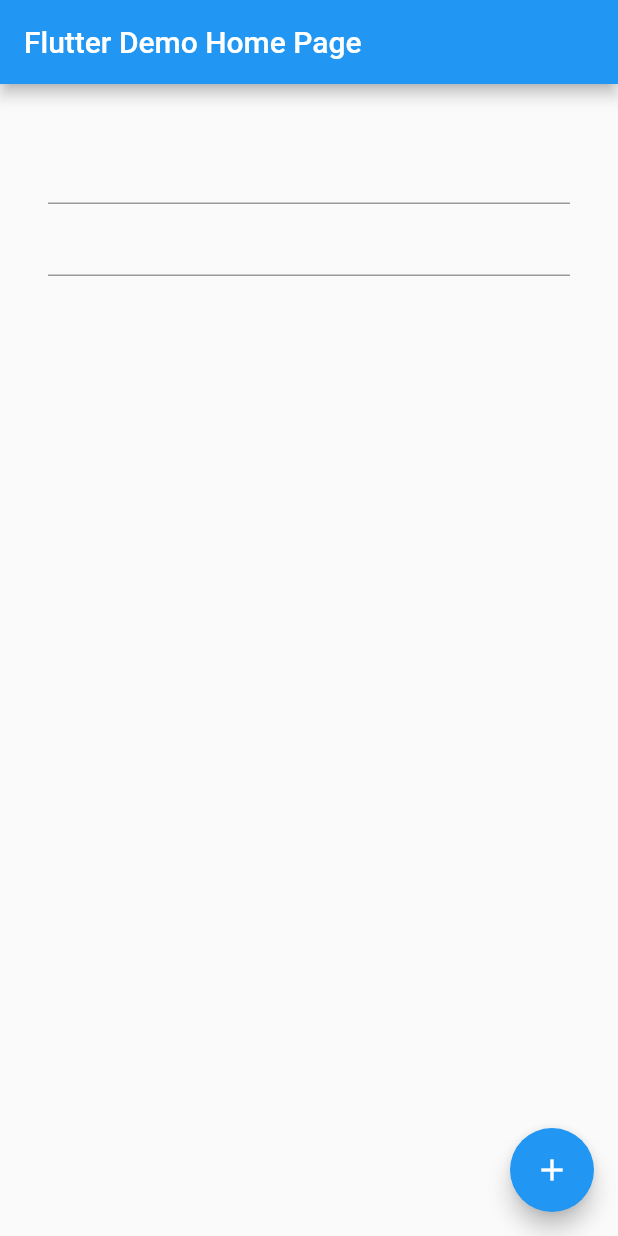
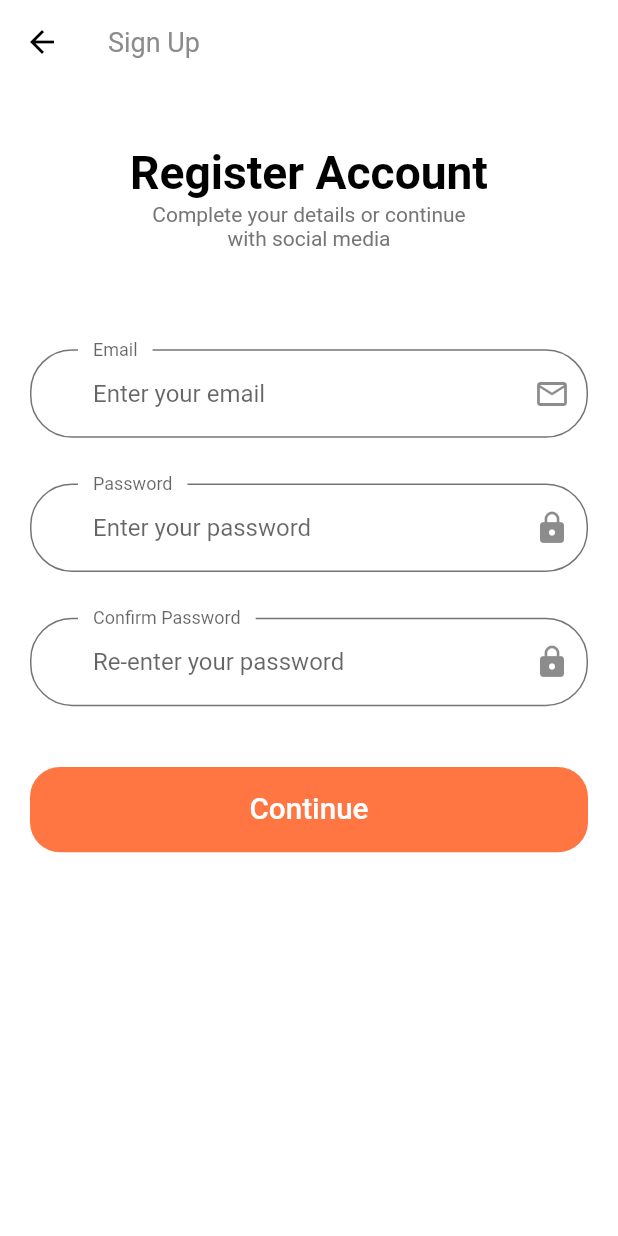
Before and after one commit to EmreCompEng/flutter_http_app, a Flutter app: the screen it shows after launch, on a phone screen of 412 x 824 dp. Run offline on Flutter 3.47's test engine with Material 2 defaults, Android fonts, the phone set to English and light mode, and no system bars; our stand-ins replace flutter_svg; accounts and stored records are empty.

Commit message:
Sign Up Screen Added

```diff
--- /dev/null
+++ b/lib/components/default_button.dart
@@ -0,0 +1,34 @@
+import 'package:flutter/material.dart';
+
+import '../constants.dart';
+import '../size_config.dart';
+
+class DefaultButton extends StatelessWidget {
+  const DefaultButton({
+    Key key,
+    this.text,
+    this.press,
+  }) : super(key: key);
+  final String text;
+  final Function press;
+
+  @override
+  Widget build(BuildContext context) {
+    return SizedBox(
+      width: double.infinity,
+      height: getProportionateScreenHeight(56),
+      child: FlatButton(
+        shape: RoundedRectangleBorder(borderRadius: BorderRadius.circular(20)),
+        color: kPrimaryColor,
+        onPressed: press,
+        child: Text(
+          text,
+          style: TextStyle(
+            fontSize: getProportionateScreenWidth(18),
+            color: Colors.white,
+          ),
+        ),
+      ),
+    );
+  }
+}
--- /dev/null
+++ b/lib/constants.dart
@@ -0,0 +1,50 @@
+import 'package:flutter/material.dart';
+import 'package:flutter_http_app/size_config.dart';
+
+const kPrimaryColor = Color(0xFFFF7643);
+const kPrimaryLightColor = Color(0xFFFFECDF);
+const kPrimaryGradientColor = LinearGradient(
+  begin: Alignment.topLeft,
+  end: Alignment.bottomRight,
+  colors: [Color(0xFFFFA53E), Color(0xFFFF7643)],
+);
+const kSecondaryColor = Color(0xFF979797);
+const kTextColor = Color(0xFF757575);
+
+const kAnimationDuration = Duration(milliseconds: 200);
+
+final headingStyle = TextStyle(
+  fontSize: getProportionateScreenWidth(28),
+  fontWeight: FontWeight.bold,
+  color: Colors.black,
+  height: 1.5,
+);
+
+const defaultDuration = Duration(milliseconds: 250);
+
+// Form Error
+final RegExp emailValidatorRegExp =
+    RegExp(r"^[a-zA-Z0-9.]+@[a-zA-Z0-9]+\.[a-zA-Z]+");
+const String kEmailNullError = "Please Enter your email";
+const String kInvalidEmailError = "Please Enter Valid Email";
+const String kPassNullError = "Please Enter your password";
+const String kShortPassError = "Password is too short";
+const String kMatchPassError = "Passwords don't match";
+const String kNamelNullError = "Please Enter your name";
+const String kPhoneNumberNullError = "Please Enter your phone number";
+const String kAddressNullError = "Please Enter your address";
+
+final otpInputDecoration = InputDecoration(
+  contentPadding:
+      EdgeInsets.symmetric(vertical: getProportionateScreenWidth(15)),
+  border: outlineInputBorder(),
+  focusedBorder: outlineInputBorder(),
+  enabledBorder: outlineInputBorder(),
+);
+
+OutlineInputBorder outlineInputBorder() {
+  return OutlineInputBorder(
+    borderRadius: BorderRadius.circular(getProportionateScreenWidth(15)),
+    borderSide: BorderSide(color: kTextColor),
+  );
+}
--- /dev/null
+++ b/lib/routes.dart
@@ -0,0 +1,6 @@
+import 'package:flutter/material.dart';
+import 'package:flutter_http_app/ui/signup/SignUpScreen.dart';
+
+final Map<String, WidgetBuilder> routes = {
+  SignUpScreen.routeName: (context) => SignUpScreen()
+};
--- /dev/null
+++ b/lib/size_config.dart
@@ -0,0 +1,30 @@
+import 'package:flutter/material.dart';
+
+class SizeConfig {
+  static MediaQueryData _mediaQueryData;
+  static double screenWidth;
+  static double screenHeight;
+  static double defaultSize;
+  static Orientation orientation;
+
+  void init(BuildContext context) {
+    _mediaQueryData = MediaQuery.of(context);
+    screenWidth = _mediaQueryData.size.width;
+    screenHeight = _mediaQueryData.size.height;
+    orientation = _mediaQueryData.orientation;
+  }
+}
+
+// Get the proportionate height as per screen size
+double getProportionateScreenHeight(double inputHeight) {
+  double screenHeight = SizeConfig.screenHeight;
+  // 812 is the layout height that designer use
+  return (inputHeight / 812.0) * screenHeight;
+}
+
+// Get the proportionate height as per screen size
+double getProportionateScreenWidth(double inputWidth) {
+  double screenWidth = SizeConfig.screenWidth;
+  // 375 is the layout width that designer use
+  return (inputWidth / 375.0) * screenWidth;
+}
--- a/lib/main.dart
+++ b/lib/ui/main/main.dart
@@ -1,7 +1,12 @@
 import 'package:flutter/material.dart';
-import 'package:flutter_http_app/model/UserModel.dart';
+import 'package:flutter_http_app/routes.dart';
+import 'package:flutter_http_app/size_config.dart';
+import 'package:flutter_http_app/theme.dart';
+import 'package:flutter_http_app/ui/signup/SignUpScreen.dart';
 import 'package:http/http.dart' as http;
 import 'dart:developer' as developer;
+
+import 'model/UserModel.dart';
 
 void main() {
   runApp(MyApp());
@@ -11,12 +16,14 @@ class MyApp extends StatelessWidget {
   // This widget is the root of your application.
   @override
   Widget build(BuildContext context) {
+
     return MaterialApp(
+      debugShowCheckedModeBanner: false,
+      initialRoute: SignUpScreen.routeName,
+      routes: routes,
       title: 'Flutter Demo',
-      theme: ThemeData(
-        primarySwatch: Colors.blue,
-      ),
-      home: MyHomePage(title: 'Flutter Demo Home Page'),
+      theme: theme(),
+      home: SignUpScreen(),
     );
   }
 }
--- /dev/null
+++ b/lib/ui/signup/SignUpScreen.dart
@@ -0,0 +1,220 @@
+import 'package:flutter/material.dart';
+import 'package:flutter_http_app/components/custom_surfix_icon.dart';
+import 'package:flutter_http_app/components/default_button.dart';
+import 'package:flutter_http_app/components/form_error.dart';
+import 'package:flutter_http_app/constants.dart';
+
+import '../../size_config.dart';
+
+class SignUpScreen extends StatelessWidget {
+  static String routeName = "/sign_up"; // Router Name
+
+  @override
+  Widget build(BuildContext context) {
+    // You have to call it on your starting screen
+    SizeConfig().init(context);
+    return Scaffold(
+      appBar: AppBar(
+        title: Text("Sign Up"),
+      ),
+      body: Body(),
+    );
+  }
+}
+
+class Body extends StatelessWidget {
+  @override
+  Widget build(BuildContext context) {
+    return SafeArea(
+      child: SizedBox(
+        width: double.infinity,
+        child: Padding(
+          padding: EdgeInsets.symmetric(horizontal: 20.0),
+          child: SingleChildScrollView(
+            child: Column(
+              children: [
+                SizedBox(
+                  height: SizeConfig.screenHeight * 0.04,
+                ),
+                Text(
+                  "Register Account",
+                  style: headingStyle,
+                ),
+                Text(
+                  "Complete your details or continue \nwith social media",
+                  textAlign: TextAlign.center,
+                ),
+                SizedBox(height: SizeConfig.screenHeight * 0.08),
+                SignUpForm(),
+              ],
+            ),
+          ),
+        ),
+      ),
+    );
+  }
+}
+
+class SignUpForm extends StatefulWidget {
+  @override
+  _SignUpFormState createState() => _SignUpFormState();
+}
+
+class _SignUpFormState extends State<SignUpForm> {
+  final _formKey = GlobalKey<FormState>();
+
+  String email;
+  String password;
+  String conform_password;
+  bool remember = false;
+
+  final List<String> errors = [];
+
+  // Hataları ekleme
+  // hatalar error: objesi ile gelir
+  void addError({String error}) {
+    if (!errors.contains(error)) // eğer böyle bir string içermiyorsa ekle
+      setState(() {
+        errors.add(error);
+      });
+  }
+
+  // Hataları silme fonskiyonu
+  // hatalar error: objesi ile gelir
+  void removeError({String error}) {
+    if (errors.contains(error)) // eğer böyle bir string var ise sil
+      setState(() {
+        errors.remove(error);
+      });
+  }
+
+  @override
+  Widget build(BuildContext context) {
+    return Form(
+      key: _formKey,
+      child: Column(
+        children: [
+          buildEmailFormField(), // Email
+          SizedBox(height: getProportionateScreenHeight(30)),
+          buildPasswordFormField(), // Password
+          SizedBox(height: getProportionateScreenHeight(30)),
+          buildConformPassFormField(), // Conform-Password
+          FormError(errors: errors), // ERRORS
+          SizedBox(height: getProportionateScreenHeight(40)),
+          DefaultButton(
+            text: "Continue",
+            press: () {
+              if (_formKey.currentState.validate()) {
+                _formKey.currentState.save();
+                // if all are valid then go to success screen
+                Navigator.pushNamed(context, SignUpScreen.routeName);
+              }
+            },
+          ),
+        ],
+      ),
+    );
+  }
+
+  // Email
+  TextFormField buildEmailFormField() {
+    return TextFormField(
+      keyboardType: TextInputType.emailAddress,
+      onSaved: (newValue) => email = newValue,
+      onChanged: (value) {
+        if (value.isNotEmpty) {
+          removeError(error: kEmailNullError);
+        } else if (emailValidatorRegExp.hasMatch(value)) {
+          removeError(error: kInvalidEmailError);
+        }
+        return null;
+      },
+      validator: (value) {
+        if (value.isEmpty) {
+          addError(error: kEmailNullError);
+          return "";
+        } else if (!emailValidatorRegExp.hasMatch(value)) {
+          addError(error: kInvalidEmailError);
+          return "";
+        }
+        return null;
+      },
+      decoration: InputDecoration(
+        labelText: "Email",
+        hintText: "Enter your email",
+        // If  you are using latest version of flutter then lable text and hint text shown like this
+        // if you r using flutter less then 1.20.* then maybe this is not working properly
+        floatingLabelBehavior: FloatingLabelBehavior.always,
+        suffixIcon: Icon(Icons.email_outlined),
+      ),
+    );
+  }
+
+  // Password
+  TextFormField buildPasswordFormField() {
+    return TextFormField(
+      obscureText: true,
+      onSaved: (newValue) => password = newValue,
+      onChanged: (value) {
+        if (value.isNotEmpty) {
+          removeError(error: kPassNullError);
+        } else if (value.length >= 8) {
+          removeError(error: kShortPassError);
+        }
+        password = value;
+      },
+      validator: (value) {
+        if (value.isEmpty) {
+          addError(error: kPassNullError);
+          return "";
+        } else if (value.length < 8) {
+          addError(error: kShortPassError);
+          return "";
+        }
+        return null;
+      },
+      decoration: InputDecoration(
+        labelText: "Password",
+        hintText: "Enter your password",
+        // If  you are using latest version of flutter then lable text and hint text shown like this
+        // if you r using flutter less then 1.20.* then maybe this is not working properly
+        floatingLabelBehavior: FloatingLabelBehavior.always,
+        suffixIcon: Icon(Icons.lock),
+      ),
+    );
+  }
+
+  // Conform-Password
+  TextFormField buildConformPassFormField() {
+    return TextFormField(
+      obscureText: true,
+      onSaved: (newValue) => conform_password = newValue,
+      onChanged: (value) {
+        if (value.isNotEmpty) {
+          removeError(error: kPassNullError);
+        } else if (value.isNotEmpty && password == conform_password) {
+          removeError(error: kMatchPassError);
+        }
+        conform_password = value;
+      },
+      validator: (value) {
+        if (value.isEmpty) {
+          addError(error: kPassNullError);
+          return "";
+        } else if ((password != value)) {
+          addError(error: kMatchPassError);
+          return "";
+        }
+        return null;
+      },
+      decoration: InputDecoration(
+        labelText: "Confirm Password",
+        hintText: "Re-enter your password",
+        // If  you are using latest version of flutter then lable text and hint text shown like this
+        // if you r using flutter less then 1.20.* then maybe this is not working properly
+        floatingLabelBehavior: FloatingLabelBehavior.always,
+        suffixIcon: Icon(Icons.lock),
+      ),
+    );
+  }
+}
--- a/pubspec.yaml
+++ b/pubspec.yaml
@@ -28,6 +28,8 @@ dependencies:
   # The following adds the Cupertino Icons font to your application.
   # Use with the CupertinoIcons class for iOS style icons.
   cupertino_icons: ^1.0.0
+  flutter_svg: ^0.19.1 # help us to use SVG in our app
+  provider: ^4.3.1 # for State management
 
   #Http library
   http: ^0.13.2
```
Also changed, not shown: lib/components/custom_surfix_icon.dart (added, +28 -0 lines), lib/components/form_error.dart (added, +33 -0 lines), lib/helper/keyboard.dart (added, +10 -0 lines), lib/theme.dart (added, +50 -0 lines), lib/ui/main/model/UserModel.dart (renamed from lib/model/UserModel.dart), pubspec.lock, 1 other file.
